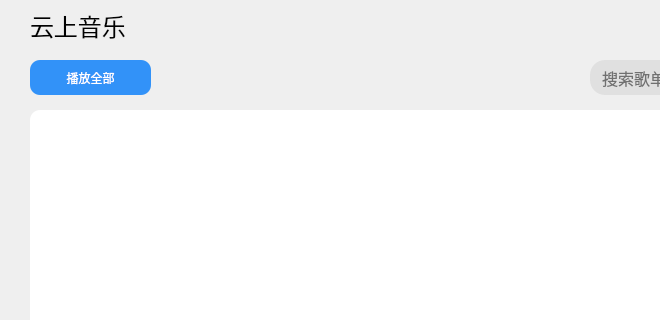
Above: cloudlist.ui from tidysong/Listen_QT before the change; both pictures show x 0 to 660 and y 0 to 320 of the 820 by 492 pixel window. Below: the same form after it.
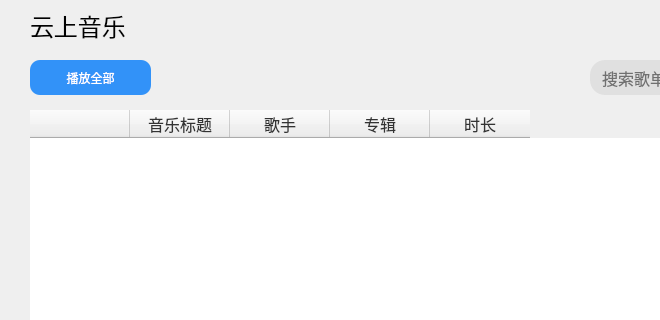
That is the form after the change. Icons and pictures are not drawn.

```diff
--- a/cloudlist.ui
+++ b/cloudlist.ui
@@ -161,7 +161,7 @@
     <bool>true</bool>
    </property>
    <attribute name="horizontalHeaderVisible">
-    <bool>false</bool>
+    <bool>true</bool>
    </attribute>
    <attribute name="horizontalHeaderCascadingSectionResizes">
     <bool>false</bool>
```
